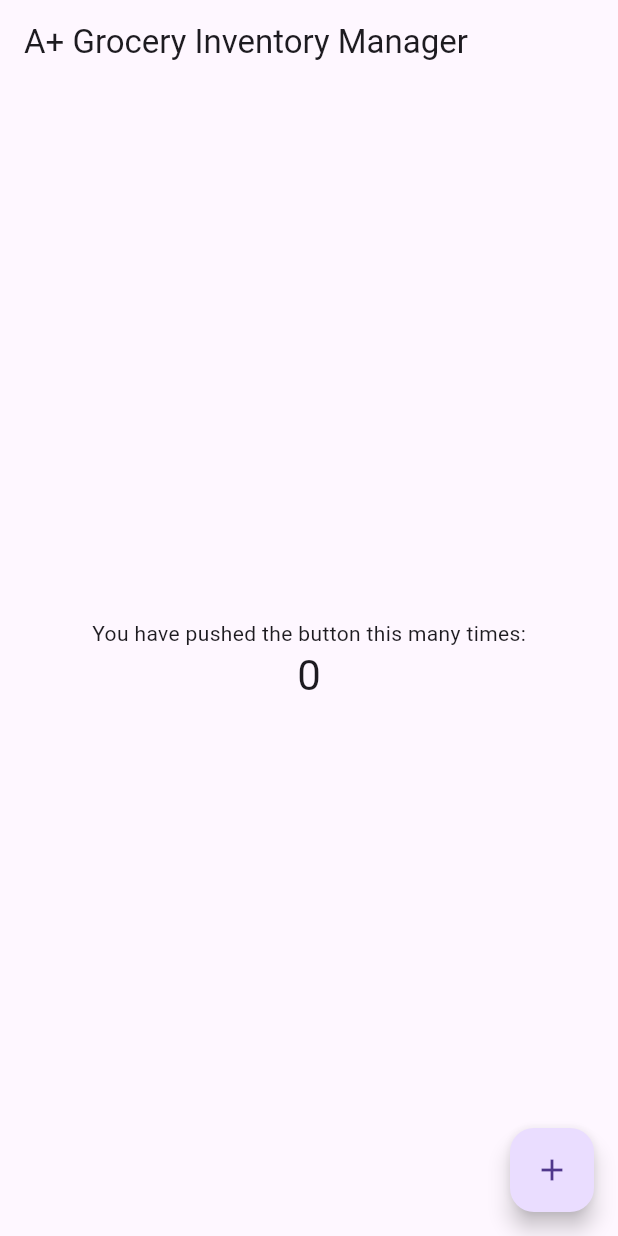
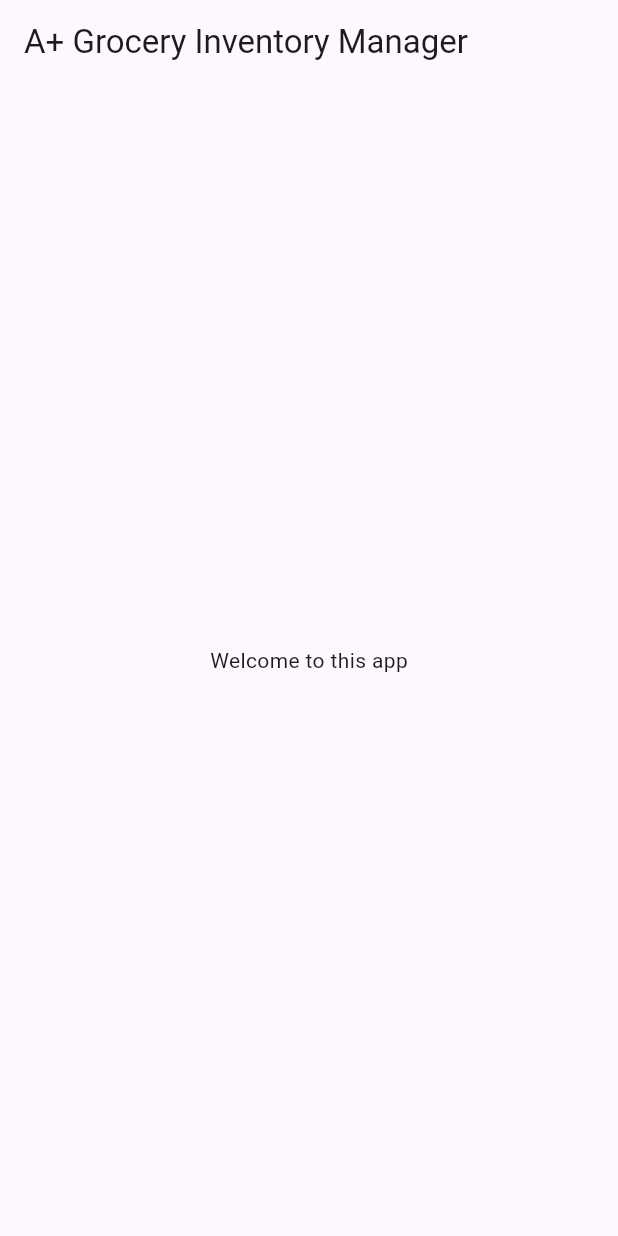
Before and after one commit to liz2lio/grocery_manager, a Flutter app: the screen it shows after launch, on a phone screen of 412 x 824 dp. Run offline on Flutter 3.47's test engine with Material 3 defaults, Android fonts, the phone set to English and light mode, and no system bars.

Commit message:
update main, home_screen

```diff
--- a/lib/main.dart
+++ b/lib/main.dart
@@ -1,115 +1,15 @@
 import 'package:flutter/material.dart';
+import 'screens/home_screen.dart';
 
-void main() {
-  runApp(const MyApp());
+void main()  {
+  runApp (
+    MaterialApp(
+      home: Scaffold (
+        appBar: AppBar(
+          title: Text("A+ Grocery Inventory Manager"),
+        ),
+        body: const HomeScreen(),
+      )
+    )
+  );
 }
-
-class MyApp extends StatelessWidget {
-  const MyApp({Key? key}) : super(key: key);
-
-  // This widget is the root of your application.
-  @override
-  Widget build(BuildContext context) {
-    return MaterialApp(
-      title: 'Grocery Inventory Manager',
-      theme: ThemeData(
-        // This is the theme of your application.
-        //
-        // Try running your application with "flutter run". You'll see the
-        // application has a blue toolbar. Then, without quitting the app, try
-        // changing the primarySwatch below to Colors.green and then invoke
-        // "hot reload" (press "r" in the console where you ran "flutter run",
-        // or simply save your changes to "hot reload" in a Flutter IDE).
-        // Notice that the counter didn't reset back to zero; the application
-        // is not restarted.
-        primarySwatch: Colors.blue,
-      ),
-      home: const GroceryManager(title: 'A+ Grocery Inventory Manager'),
-    );
-  }
-}
-
-class GroceryManager extends StatefulWidget {
-  const GroceryManager({Key? key, required this.title}) : super(key: key);
-
-  // This widget is the home page of your application. It is stateful, meaning
-  // that it has a State object (defined below) that contains fields that affect
-  // how it looks.
-
-  // This class is the configuration for the state. It holds the values (in this
-  // case the title) provided by the parent (in this case the App widget) and
-  // used by the build method of the State. Fields in a Widget subclass are
-  // always marked "final".
-
-  final String title;
-
-  @override
-  State<GroceryManager> createState() => _GroceryManagerState();
-}
-
-class _GroceryManagerState extends State<GroceryManager> {
-  int _counter = 0;
-
-  void _incrementCounter() {
-    setState(() {
-      // This call to setState tells the Flutter framework that something has
-      // changed in this State, which causes it to rerun the build method below
-      // so that the display can reflect the updated values. If we changed
-      // _counter without calling setState(), then the build method would not be
-      // called again, and so nothing would appear to happen.
-      _counter++;
-    });
-  }
-
-  @override
-  Widget build(BuildContext context) {
-    // This method is rerun every time setState is called, for instance as done
-    // by the _incrementCounter method above.
-    //
-    // The Flutter framework has been optimized to make rerunning build methods
-    // fast, so that you can just rebuild anything that needs updating rather
-    // than having to individually change instances of widgets.
-    return Scaffold(
-      appBar: AppBar(
-        // Here we take the value from the MyHomePage object that was created by
-        // the App.build method, and use it to set our appbar title.
-        title: Text(widget.title),
-      ),
-      body: Center(
-        // Center is a layout widget. It takes a single child and positions it
-        // in the middle of the parent.
-        child: Column(
-          // Column is also a layout widget. It takes a list of children and
-          // arranges them vertically. By default, it sizes itself to fit its
-          // children horizontally, and tries to be as tall as its parent.
-          //
-          // Invoke "debug painting" (press "p" in the console, choose the
-          // "Toggle Debug Paint" action from the Flutter Inspector in Android
-          // Studio, or the "Toggle Debug Paint" command in Visual Studio Code)
-          // to see the wireframe for each widget.
-          //
-          // Column has various properties to control how it sizes itself and
-          // how it positions its children. Here we use mainAxisAlignment to
-          // center the children vertically; the main axis here is the vertical
-          // axis because Columns are vertical (the cross axis would be
-          // horizontal).
-          mainAxisAlignment: MainAxisAlignment.center,
-          children: <Widget>[
-            const Text(
-              'You have pushed the button this many times:',
-            ),
-            Text(
-              '$_counter',
-              style: Theme.of(context).textTheme.headline4,
-            ),
-          ],
-        ),
-      ),
-      floatingActionButton: FloatingActionButton(
-        onPressed: _incrementCounter,
-        tooltip: 'Increment',
-        child: const Icon(Icons.add),
-      ), // This trailing comma makes auto-formatting nicer for build methods.
-    );
-  }
-}
--- /dev/null
+++ b/lib/screens/home_screen.dart
@@ -0,0 +1,13 @@
+import 'package:flutter/material.dart';
+
+class HomeScreen extends StatelessWidget {
+  const HomeScreen ({super.key});
+
+  @override
+  Widget build(BuildContext context) {
+    return Center(
+      child: Text("Welcome to this app"),
+
+    );
+  }
+}
```
